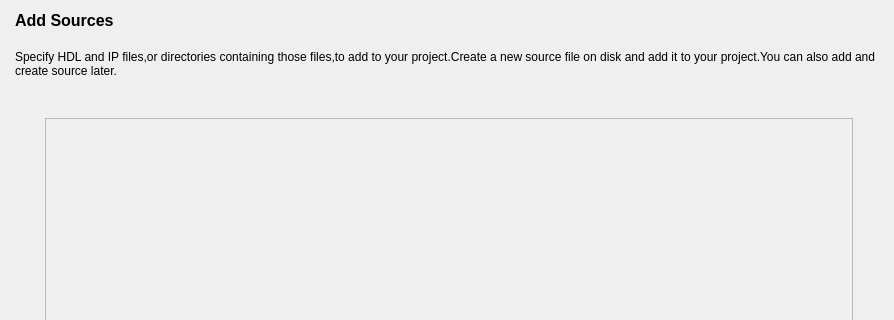
Before: the Qt Designer form src/NewProject/add_source_form.ui in os-fpga/FOEDAG, drawn with Qt 5; both pictures show x 0 to 894 and y 0 to 320 of the 894 by 463 pixel window.
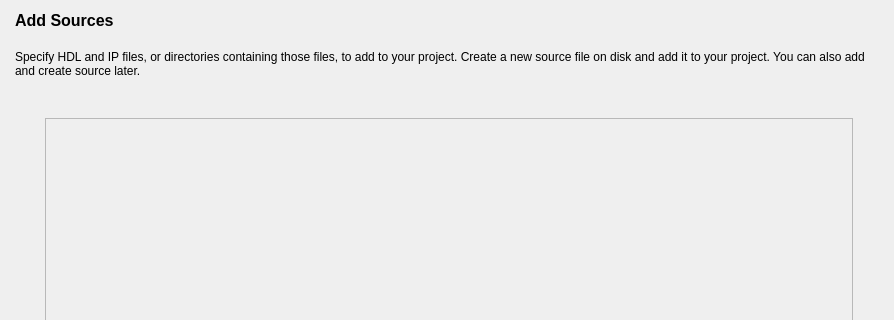
After: the same form once the commit is applied.

```diff
--- a/src/NewProject/add_source_form.ui
+++ b/src/NewProject/add_source_form.ui
@@ -44,7 +44,7 @@
    <item>
     <widget class="QLabel" name="m_labelDetail">
      <property name="text">
-      <string>Specify HDL and IP files,or directories containing those files,to add to your project.Create a new source file on disk and add it to your project.You can also add and create source later.</string>
+      <string>Specify HDL and IP files, or directories containing those files, to add to your project. Create a new source file on disk and add it to your project. You can also add and create source later.</string>
      </property>
      <property name="wordWrap">
       <bool>true</bool>
```
Left out of the diff: 1 changed line with no effect on the pictures.
